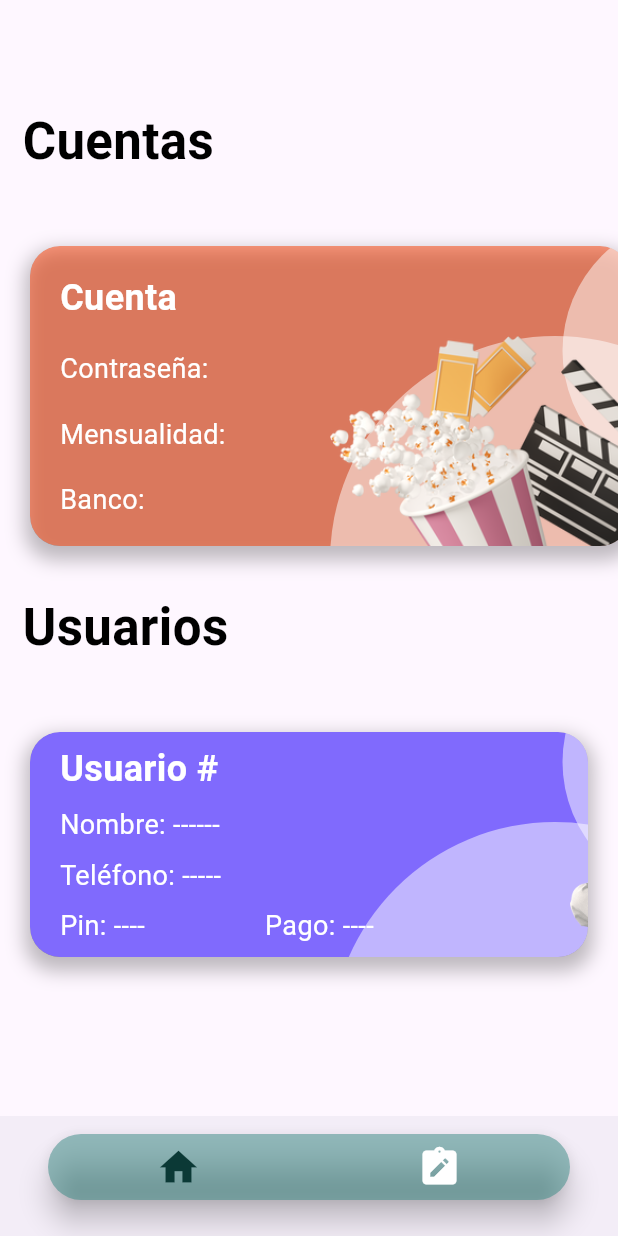
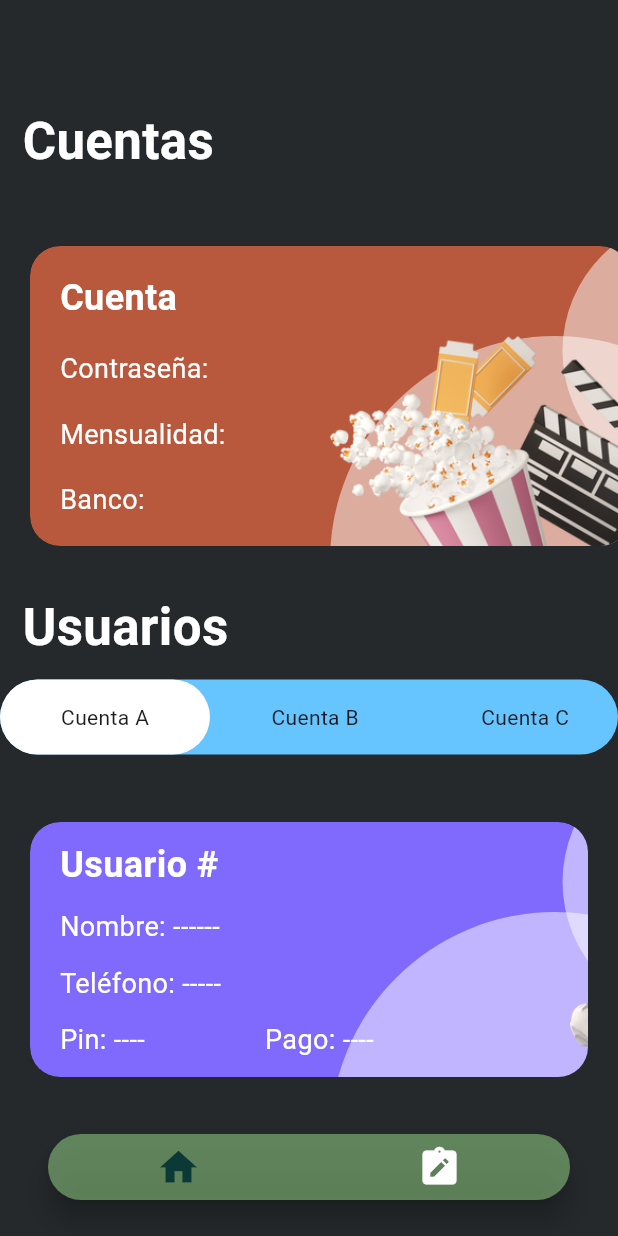
Before and after one commit to MarCarrera/my-accounts, a Flutter app: the screen it shows after launch, on a phone screen of 412 x 824 dp. Run offline on Flutter 3.47's test engine with Material 3 defaults, Android fonts, the phone set to English and light mode, and no system bars; drawn by our look-alikes of custom_navigation_bar; network calls fail.

Commit message:
agregando tab view

```diff
--- a/lib/data/request/request.dart
+++ b/lib/data/request/request.dart
@@ -33,7 +33,7 @@ Future<dynamic> mostrarUsuariosPorCuenta({required String idAccount}) async {
 
     if (response.statusCode == 200) {
       var jsonResponse = jsonDecode(response.body);
-      print('Respuesta Api JSON: ${jsonResponse}');
+      //print('Respuesta Api JSON: ${jsonResponse}');
       return jsonResponse;
     }
   } catch (e) {
--- a/lib/utils/constans.dart
+++ b/lib/utils/constans.dart
@@ -3,12 +3,14 @@ import 'package:flutter/material.dart';
 class TColor {
   static Color get orangeColor => Color.fromARGB(255, 255, 112, 69);
   static Color get orangeLightColor => Color.fromARGB(172, 255, 112, 69);
-
+  static Color get grayColor => Color.fromARGB(255, 92, 102, 107);
   static Color get purpleColor => Color.fromARGB(255, 128, 106, 253);
+  static Color get purpleLightColor => Color.fromARGB(135, 128, 106, 253);
   static Color get lilaColor => Color.fromARGB(255, 199, 109, 244);
   static Color get accentColor => Color.fromARGB(255, 148, 206, 210);
   static Color get blueColor => Color.fromARGB(255, 102, 196, 254);
   static Color get greenColor => Color.fromARGB(255, 158, 224, 143);
-  static Color get backgroundColor => Color.fromARGB(255, 26, 28, 31);
-  static Color get cardColor => Color.fromARGB(255, 92, 102, 107);
+
+  static Color get backgroundColor => Color.fromARGB(255, 37, 41, 44);
+  static Color get cardColor => Color.fromARGB(255, 45, 49, 52);
 }
--- /dev/null
+++ b/lib/utils/prueba.dart
@@ -0,0 +1,313 @@
+library slide_switcher;
+
+import 'package:flutter/material.dart';
+
+class Prueba extends StatefulWidget {
+  ///Widgets that placed inside sliders
+  final List<Widget> children;
+
+  ///The function takes an index variable, which varies depending on the index of the current slider
+  final void Function(int index) onSelect;
+
+  ///Container height
+  final double containerHeight;
+
+  ///Container width
+  final double containerWight;
+
+  ///The color of each slider. A single color in the array will fill all sliders
+  final List<Color> slidersColors;
+
+  ///The gradient of each slider. A single gradient in the array will fill all sliders
+  final List<LinearGradient> slidersGradients;
+
+  ///Container border widget
+  final Border containerBorder;
+
+  ///Slider border widget
+  final Border slidersBorder;
+
+  ///Container corner rounding radius
+  final double containerBorderRadius;
+
+  ///Container fill color
+  final Color containerColor;
+
+  ///Indents between the container and the sliders (the same on all sides)
+  final double indents;
+
+  ///Defining the direction of the slider swipe
+  final Axis direction;
+
+  ///A shadow cast by a box
+  final List<BoxShadow> containerBoxShadow;
+
+  ///Ability to tap on the current slider and change its index to the opposite (available only for 2 children)
+  final bool isAllContainerTap;
+
+  ///Initial index of the slider, which is rendering for the first time
+  final int initialIndex;
+
+  ///A class for creating sliders
+  const Prueba({
+    Key? key,
+    required this.children,
+    required this.containerHeight,
+    required this.containerWight,
+    required this.onSelect,
+    this.containerBorder = const Border(),
+    this.slidersBorder = const Border(),
+    this.indents = 0,
+    this.slidersColors = const [Colors.white],
+    this.slidersGradients = const [],
+    this.containerColor = Colors.grey,
+    this.containerBorderRadius = 1000,
+    this.direction = Axis.horizontal,
+    this.containerBoxShadow = const [],
+    this.isAllContainerTap = false,
+    this.initialIndex = 0,
+  }) : super(key: key);
+
+  @override
+  _PruebaState createState() => _PruebaState();
+}
+
+class _PruebaState extends State<Prueba> with SingleTickerProviderStateMixin {
+  late final double sliderBorderRadius;
+  late final double slidersHeight;
+  late final double slidersWight;
+  late final double containerBorderHeight;
+  late final double containerBorderWight;
+  late final bool verticalBadSize;
+  late final bool horizontalBadSize;
+  late final EdgeInsets padding;
+  late int index;
+  int lastIndex = -1;
+
+  late final AnimationController _controller = AnimationController(
+    duration: const Duration(milliseconds: 250),
+    vsync: this,
+  );
+  late Animation<Offset> offsetAnimation = Tween<Offset>(
+    begin: Offset(widget.initialIndex.toDouble(), 0.0),
+    end: widget.direction == Axis.horizontal
+        ? const Offset(1.0, 0.0)
+        : const Offset(0.0, 1.0),
+  ).animate(
+    CurvedAnimation(
+      parent: _controller,
+      curve: Curves.linear,
+    ),
+  );
+
+  @override
+  void initState() {
+    verticalBadSize = widget.direction == Axis.vertical &&
+        widget.containerHeight < widget.containerWight * widget.children.length;
+
+    horizontalBadSize = widget.direction == Axis.horizontal &&
+        widget.containerHeight * widget.children.length > widget.containerWight;
+
+    containerBorderHeight =
+        widget.containerBorder.top.width + widget.containerBorder.bottom.width;
+
+    containerBorderWight =
+        widget.containerBorder.left.width + widget.containerBorder.right.width;
+
+    sliderBorderRadius =
+        (widget.containerHeight - widget.indents - containerBorderWight) *
+            (widget.containerBorderRadius / widget.containerHeight);
+
+    if (widget.direction == Axis.horizontal) {
+      slidersHeight =
+          widget.containerHeight - widget.indents * 2 - containerBorderHeight;
+      padding = EdgeInsets.symmetric(horizontal: widget.indents);
+      slidersWight =
+          (widget.containerWight - widget.indents * 2 - containerBorderWight) /
+              widget.children.length;
+    } else {
+      slidersWight =
+          widget.containerWight - widget.indents * 2 - containerBorderWight;
+      padding = EdgeInsets.symmetric(vertical: widget.indents);
+      slidersHeight = (widget.containerHeight -
+              widget.indents * 2 -
+              containerBorderHeight) /
+          widget.children.length;
+    }
+    index = widget.initialIndex;
+    super.initState();
+  }
+
+  @override
+  Widget build(BuildContext context) {
+    if (lastIndex == -1) _checkForExceptions();
+    return Container(
+      height: widget.children.isEmpty ? 0 : widget.containerHeight,
+      width: widget.children.isEmpty ? 0 : widget.containerWight,
+      decoration: BoxDecoration(
+        color: widget.containerColor,
+        borderRadius: BorderRadius.circular(widget.containerBorderRadius),
+        border: widget.containerBorder,
+        boxShadow: widget.containerBoxShadow,
+      ),
+      child: Stack(
+        alignment: widget.direction == Axis.horizontal
+            ? Alignment.centerLeft
+            : Alignment.topCenter,
+        children: [
+          Padding(
+            padding: padding,
+            child: SlideTransition(
+              position: offsetAnimation,
+              child: AnimatedContainer(
+                duration: const Duration(milliseconds: 250),
+                height: slidersHeight,
+                width: slidersWight,
+                decoration: BoxDecoration(
+                  border: widget.slidersBorder,
+                  borderRadius: _makingBorder(index),
+                  color: widget.slidersGradients.isEmpty
+                      ? widget.slidersColors[
+                          index + 1 > widget.slidersGradients.length
+                              ? 0
+                              : index]
+                      : null,
+                  gradient: widget.slidersGradients.isNotEmpty
+                      ? widget.slidersGradients[
+                          index + 1 > widget.slidersGradients.length
+                              ? 0
+                              : index]
+                      : null,
+                ),
+              ),
+            ),
+          ),
+          Padding(
+            padding: padding,
+            child: Flex(
+              direction: widget.direction,
+              children: List.generate(
+                widget.children.length,
+                (slidersIndex) => GestureDetector(
+                  behavior: HitTestBehavior.translucent,
+                  onTap: () {
+                    _slidersOnTap(
+                      widget.isAllContainerTap && widget.children.length == 2
+                          ? 1 - index
+                          : slidersIndex,
+                    );
+                  },
+                  onHorizontalDragEnd: widget.direction == Axis.horizontal
+                      ? (details) {
+                          _slidersOnSwipe(details);
+                        }
+                      : null,
+                  onVerticalDragEnd: widget.direction == Axis.vertical
+                      ? (details) {
+                          _slidersOnSwipe(details);
+                        }
+                      : null,
+                  child: SizedBox(
+                    height: slidersHeight,
+                    width: slidersWight,
+                    child: SizedBox(
+                      child: Center(
+                        child: widget.children[slidersIndex],
+                      ),
+                    ),
+                  ),
+                ),
+              ),
+            ),
+          ),
+        ],
+      ),
+    );
+  }
+
+  BorderRadius _makingBorder(int index) {
+    return BorderRadius.only(
+      bottomLeft: index == 0 && verticalBadSize ||
+              index == widget.children.length - 1 && horizontalBadSize
+          ? Radius.zero
+          : Radius.circular(sliderBorderRadius),
+      bottomRight: index == 0 && (verticalBadSize || horizontalBadSize)
+          ? Radius.zero
+          : Radius.circular(sliderBorderRadius),
+      topLeft: index == widget.children.length - 1 && verticalBadSize ||
+              index == widget.children.length - 1 && horizontalBadSize
+          ? Radius.zero
+          : Radius.circular(sliderBorderRadius),
+      topRight: index == widget.children.length - 1 && verticalBadSize ||
+              index == 0 && horizontalBadSize
+          ? Radius.zero
+          : Radius.circular(sliderBorderRadius),
+    );
+  }
+
+  void _slidersOnTap(int slidersIndex) {
+    lastIndex = index;
+    index = slidersIndex;
+    setState(() {});
+    widget.onSelect(index);
+    if (widget.children.length == 2) {
+      index == 1 ? _controller.forward() : _controller.reverse();
+    } else {
+      if (widget.direction == Axis.horizontal) {
+        offsetAnimation = Tween<Offset>(
+          begin: Offset(lastIndex.toDouble(), 0.0),
+          end: Offset(index.toDouble(), 0.0),
+        ).animate(
+          CurvedAnimation(
+            parent: _controller,
+            curve: Curves.linear,
+          ),
+        );
+      } else {
+        offsetAnimation = Tween<Offset>(
+          begin: Offset(0.0, lastIndex.toDouble()),
+          end: Offset(0.0, index.toDouble()),
+        ).animate(
+          CurvedAnimation(
+            parent: _controller,
+            curve: Curves.linear,
+          ),
+        );
+      }
+      _controller.reset();
+      _controller.forward();
+    }
+  }
+
+  void _slidersOnSwipe(DragEndDetails details) {
+    if (details.primaryVelocity! > 0 && index != widget.children.length - 1) {
+      _slidersOnTap(index + 1);
+    }
+    if (details.primaryVelocity! < 0 && index != 0) {
+      _slidersOnTap(index - 1);
+    }
+  }
+
+  void _checkForExceptions() {
+    if (widget.isAllContainerTap && widget.children.length != 2) {
+      debugPrint(
+          '\x1B[31mThe "isAllContainerTap" parameter can be "true" only when "children" length is 2\nRemove "isAllContainerTap" or make 2 "children"\x1B[0m');
+      throw 'The "isAllContainerTap" parameter can be "true" only when "children" length is 2\nRemove "isAllContainerTap" or make 2 "children"';
+    }
+
+    double shortSide = widget.containerHeight > widget.containerWight
+        ? widget.containerWight
+        : widget.containerHeight;
+    double longSide = widget.containerHeight > widget.containerWight
+        ? widget.containerHeight
+        : widget.containerWight;
+    if (shortSide * widget.children.length * 0.5 > longSide &&
+        widget.containerBorderRadius * 2 > shortSide &&
+        widget.children.length != 2) {
+      debugPrint(
+          '\x1B[31mAll widgets from the list of "children" do not fit into the given container size.\nTry applying other container sizes\x1B[0m');
+      throw 'All widgets from the list of "children" do not fit into the given container size.\nTry applying other container sizes';
+    }
+    lastIndex = 0;
+  }
+}
--- a/lib/views/home/home.dart
+++ b/lib/views/home/home.dart
@@ -4,6 +4,7 @@ import 'package:flutter/material.dart';
 import '../../data/request/request.dart';
 import '../../data/models/view_model.dart';
 import '../../utils/constans.dart';
+import '../../utils/prueba.dart';
 
 class Home extends StatefulWidget {
   const Home({super.key});
@@ -101,7 +102,7 @@ class _HomeState extends State<Home> {
   @override
   Widget build(BuildContext context) {
     return Scaffold(
-      //backgroundColor: TColor.backgroundColor,
+      backgroundColor: TColor.backgroundColor,
       body: SingleChildScrollView(
         child: Column(
           children: [
@@ -109,6 +110,33 @@ class _HomeState extends State<Home> {
             SingleChildScrollView(
                 scrollDirection: Axis.horizontal, child: card()),
             title(),
+            //tab navegador
+            Prueba(
+              initialIndex: 0,
+              containerHeight: 50,
+              containerWight: 420,
+              containerColor: TColor.blueColor,
+              onSelect: (int index) {
+                print('index seleccionado: $index');
+              },
+              children: [
+                Padding(
+                  padding: const EdgeInsets.symmetric(vertical: 13.3),
+                  child: Text('Cuenta A'),
+                ),
+                Padding(
+                  padding: const EdgeInsets.symmetric(vertical: 13.3),
+                  child: Text('Cuenta B'),
+                ),
+                Padding(
+                  padding: const EdgeInsets.symmetric(vertical: 13.3),
+                  child: Text('Cuenta C'),
+                ),
+              ],
+            ),
+            SizedBox(
+              height: 15,
+            ),
             SingleChildScrollView(
                 scrollDirection: Axis.vertical, child: cardUser()),
           ],
@@ -126,7 +154,7 @@ class _HomeState extends State<Home> {
           Text(
             'Cuentas',
             style: TextStyle(
-                fontSize: 34, fontWeight: FontWeight.w600, color: Colors.black),
+                fontSize: 34, fontWeight: FontWeight.w600, color: Colors.white),
           ),
         ],
       ),
@@ -135,14 +163,14 @@ class _HomeState extends State<Home> {
 
   Padding title() {
     return Padding(
-      padding: const EdgeInsets.only(top: 0, left: 15),
+      padding: const EdgeInsets.only(bottom: 10, left: 15),
       child: Row(
         mainAxisAlignment: MainAxisAlignment.start,
         children: [
           Text(
             'Usuarios',
             style: TextStyle(
-                fontSize: 34, fontWeight: FontWeight.w600, color: Colors.black),
+                fontSize: 34, fontWeight: FontWeight.w600, color: Colors.white),
           ),
         ],
       ),
@@ -152,7 +180,7 @@ class _HomeState extends State<Home> {
   Padding cardUser() {
     if (noDataUser == false && profiles.isEmpty || reload) {
       return Padding(
-          padding: EdgeInsets.only(top: 15),
+          padding: EdgeInsets.only(top: 0),
           child: Center(
             child: FutureBuilder<void>(
               future: Future.delayed(Duration(seconds: 4)),
@@ -167,27 +195,31 @@ class _HomeState extends State<Home> {
                       children: [
                         //Contenedor para mantener la sobra de card
                         Container(
-                          height: 150,
+                          height: 170,
                           width: 500,
                           decoration: BoxDecoration(
                             borderRadius: BorderRadius.circular(20),
-                            boxShadow: [
-                              shadow(),
-                            ],
+                            // boxShadow: [
+                            //   shadow(
+                            //     TColor.purpleColor,
+                            //   ),
+                            // ],
                           ),
                         ),
                         //Contenedor para mantener la sobra de card
                         ClipRRect(
                           borderRadius: BorderRadius.circular(20),
                           child: Container(
-                            height: 150,
+                            height: 170,
                             width: 500,
                             decoration: BoxDecoration(
                               color: TColor.purpleColor,
                               borderRadius: BorderRadius.circular(20),
-                              boxShadow: [
-                                shadow(),
-                              ],
+                              // boxShadow: [
+                              //   shadow(
+                              //     TColor.purpleColor,
+                              //   ),
+                              // ],
                             ),
                             child: Stack(children: [
                               Row(
@@ -286,9 +318,7 @@ class _HomeState extends State<Home> {
             children: [
               //Contenedor para mantener la sobra de card
               Container(
-                height: MediaQuery.of(context)
-                    .size
-                    .height, // Ajusta la altura según tus necesidades
+                height: 600, // Ajusta la altura según tus necesidades
                 width: MediaQuery.of(context).size.width,
                 child: ListView.builder(
                     scrollDirection: Axis.vertical,
@@ -298,29 +328,35 @@ class _HomeState extends State<Home> {
                       return Stack(
                         children: [
                           Padding(
-                            padding: const EdgeInsets.all(8.0),
+                            padding: const EdgeInsets.symmetric(vertical: 18),
                             child: Container(
-                              height: 150,
-                              width: 500,
+                              height: 200, //150,
+                              width: 500, //500,
                               decoration: BoxDecoration(
                                 borderRadius: BorderRadius.circular(20),
-                                boxShadow: [
-                                  shadow(),
-                                ],
+                                // boxShadow: [
+                                //   shadow(TColor.purpleColor)
+                                //   // BoxShadow(
+                                //   //   color: Colors.black.withOpacity(0.2),
+                                //   //   spreadRadius: 2,
+                                //   //   blurRadius: 10,
+                                //   //   offset: Offset(0, 5),
+                                //   // ),
+                                // ],
                               ),
                             ),
                           ),
                           ClipRRect(
                             borderRadius: BorderRadius.circular(20),
                             child: Container(
-                              height: 150,
-                              width: 500,
+                              height: 200, //150,
+                              width: 500, //500,
                               decoration: BoxDecoration(
                                 color: TColor.purpleColor,
                                 borderRadius: BorderRadius.circular(20),
-                                boxShadow: [
-                                  shadow(),
-                                ],
+                                // boxShadow: [
+                                //   shadow(TColor.purpleColor),
+                                // ],
                               ),
                               child: Stack(children: [
                                 Row(
@@ -468,7 +504,7 @@ class _HomeState extends State<Home> {
                           width: 400,
                           decoration: BoxDecoration(
                             borderRadius: BorderRadius.circular(20),
-                            boxShadow: [shadow()],
+                            // boxShadow: [shadow(TColor.orangeLightColor)],
                           ),
                         ),
                         ClipRRect(
@@ -479,9 +515,11 @@ class _HomeState extends State<Home> {
                             decoration: BoxDecoration(
                               color: TColor.orangeLightColor,
                               borderRadius: BorderRadius.circular(20),
-                              boxShadow: [
-                                shadow(),
-                              ],
+                              // boxShadow: [
+                              //   shadow(
+                              //     TColor.orangeLightColor,
+                              //   ),
+                              // ],
                             ),
                             child: Stack(children: [
                               Row(
@@ -576,14 +614,14 @@ class _HomeState extends State<Home> {
                           width: 400,
                           decoration: BoxDecoration(
                             borderRadius: BorderRadius.circular(20),
-                            boxShadow: [
-                              BoxShadow(
-                                color: Colors.black.withOpacity(0.2),
-                                spreadRadius: 2,
-                                blurRadius: 10,
-                                offset: Offset(0, 5),
-                              ),
-                            ],
+                            // boxShadow: [
+                            //   BoxShadow(
+                            //     color: Colors.black.withOpacity(0.2),
+                            //     spreadRadius: 2,
+                            //     blurRadius: 10,
+                            //     offset: Offset(0, 5),
+                            //   ),
+                            // ],
                           ),
                         ),
                       ),
@@ -595,9 +633,11 @@ class _HomeState extends State<Home> {
                           decoration: BoxDecoration(
                             color: TColor.orangeLightColor,
                             borderRadius: BorderRadius.circular(20),
-                            boxShadow: [
-                              shadow(),
-                            ],
+                            // boxShadow: [
+                            //   shadow(
+                            //     TColor.orangeLightColor,
+                            //   ),
+                            // ],
                           ),
                           child: Stack(children: [
                             Row(
@@ -668,12 +708,12 @@ class _HomeState extends State<Home> {
     }
   }
 
-  BoxShadow shadow() {
+  BoxShadow shadow(color) {
     return BoxShadow(
-      color: Colors.black.withOpacity(0.255),
+      color: color,
       spreadRadius: 3,
-      blurRadius: 10,
-      offset: Offset(0, 6),
+      blurRadius: 20,
+      offset: Offset(0, -2),
     );
   }
 }
--- a/lib/widgets/button_nav.dart
+++ b/lib/widgets/button_nav.dart
@@ -3,6 +3,7 @@ import 'package:custom_navigation_bar/custom_navigation_bar.dart';
 import 'package:flutter/material.dart';
 
 import '../utils/constans.dart';
+
 
 class ButtonNav extends StatefulWidget {
   const ButtonNav({super.key, required this.indexColor});
@@ -21,15 +22,15 @@ class _ButtonNavState extends State<ButtonNav> {
     const Home(),
     const Home(),
     const Home(),
-    const Home(),
   ];
 
   @override
   Widget build(BuildContext context) {
     return Scaffold(
-      backgroundColor: TColor.backgroundColor,
+      //backgroundColor: TColor.backgroundColor,
       body: Screen[indexColor],
       bottomNavigationBar: BottomAppBar(
+        color: TColor.backgroundColor,
         shape: CircularNotchedRectangle(),
         child: Padding(
             padding: EdgeInsets.only(bottom: 12),
@@ -38,7 +39,7 @@ class _ButtonNavState extends State<ButtonNav> {
               selectedColor: Color.fromARGB(255, 11, 57, 54),
               strokeColor: Colors.white,
               unSelectedColor: Color.fromARGB(255, 255, 255, 255),
-              backgroundColor: Color(0xff368983),
+              backgroundColor: TColor.greenColor,
               borderRadius: Radius.circular(24),
               blurEffect: true,
               opacity: 0.5,
```
